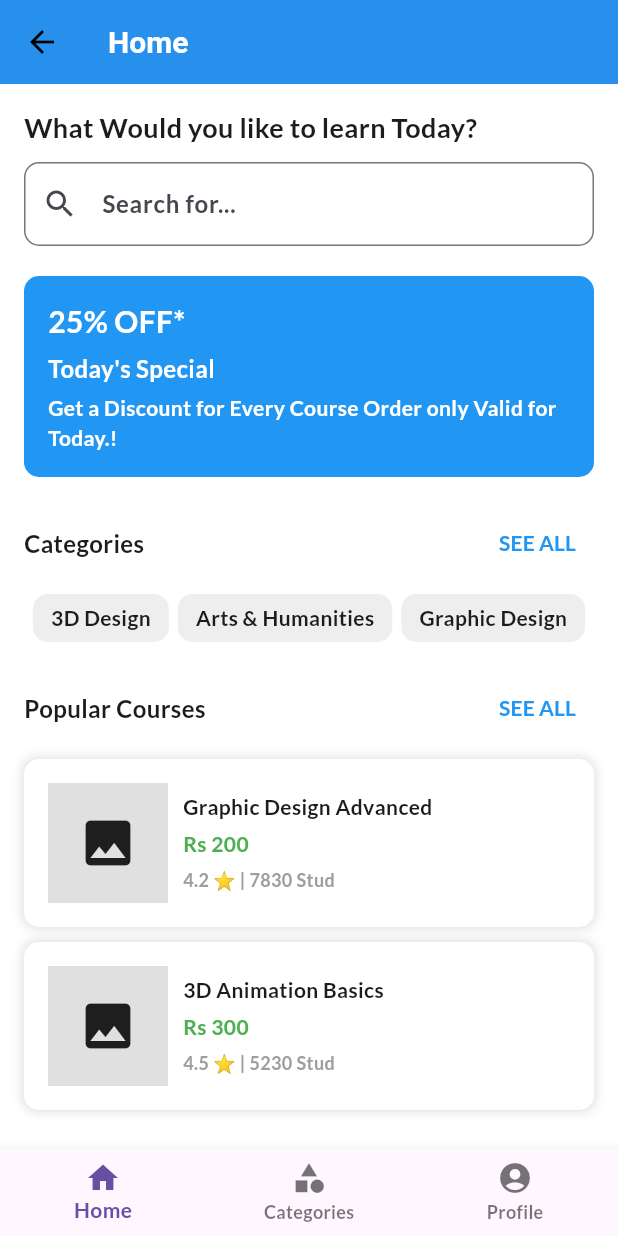
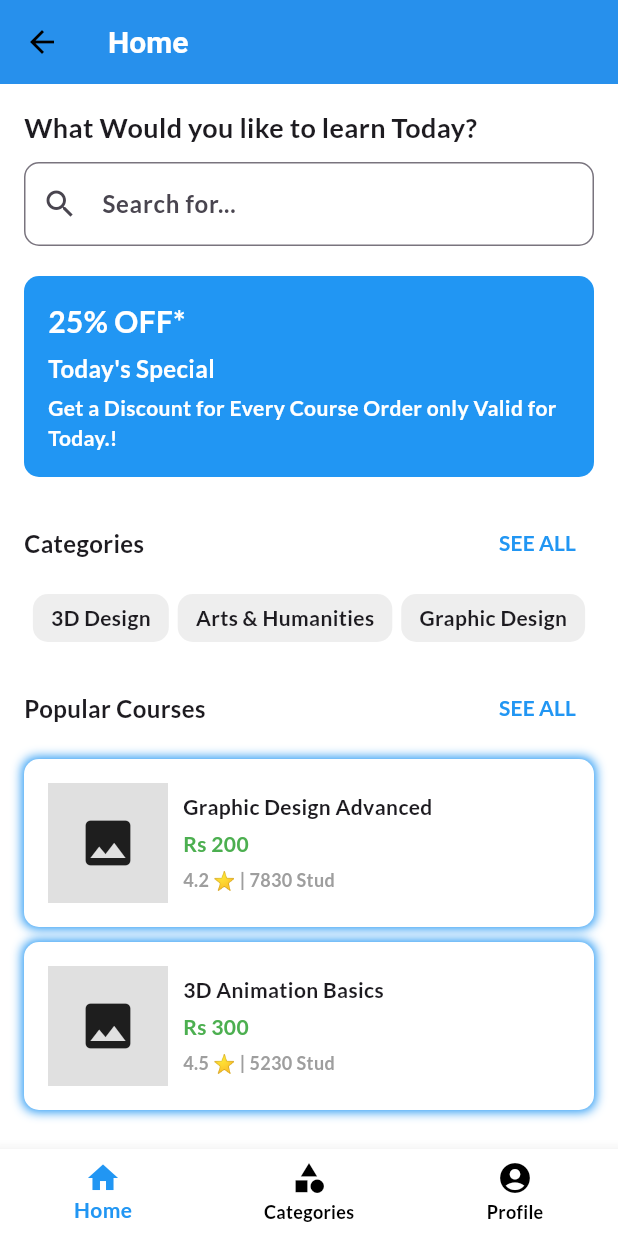
Before and after one commit to avishek100/wise_academy, a Flutter app: the DashboardPageView screen opened by its route, on a phone screen of 412 x 824 dp. Run offline on Flutter 3.47's test engine with Material 3 defaults, Android fonts, the light colour scheme and no system bars.

Commit message:
bottomnavigation completed

```diff
--- a/lib/view/dashboard_page_view.dart
+++ b/lib/view/dashboard_page_view.dart
@@ -34,8 +34,11 @@ class _DashboardPageViewState extends State<DashboardPageView> {
     return Scaffold(
       body: _pages[_selectedIndex],
       bottomNavigationBar: BottomNavigationBar(
-        currentIndex: _selectedIndex,
-        onTap: _onItemTapped,
+        backgroundColor: Colors.white,
+        currentIndex: _selectedIndex, // Highlight the selected item
+        onTap: _onItemTapped, // Handle item taps
+        selectedItemColor: Colors.blue, // Color for selected icon/text
+        unselectedItemColor: Colors.black, // Color for unselected icon/text
         items: const [
           BottomNavigationBarItem(
             icon: Icon(Icons.home),
--- a/lib/view/home_page.dart
+++ b/lib/view/home_page.dart
@@ -167,9 +167,9 @@ class _HomePageState extends State<HomePage> {
       padding: const EdgeInsets.all(16),
       decoration: BoxDecoration(
         color: Colors.white,
-        boxShadow: [
+        boxShadow: const [
           BoxShadow(
-            color: Colors.grey.shade300,
+            color: Colors.blue,
             blurRadius: 5,
             spreadRadius: 1,
           ),
--- a/lib/view/onboarding_page_view.dart
+++ b/lib/view/onboarding_page_view.dart
@@ -73,6 +73,8 @@ class _OnboardingPageState extends State<OnboardingPageView> {
                         },
                         child: const Text(
                           'Log In',
+                          style: TextStyle(
+                              fontWeight: FontWeight.bold, color: Colors.white),
                         ),
                       ),
                     ),
@@ -93,6 +95,8 @@ class _OnboardingPageState extends State<OnboardingPageView> {
                         },
                         child: const Text(
                           'Sign Up',
+                          style: TextStyle(
+                              fontWeight: FontWeight.bold, color: Colors.black),
                         ),
                       ),
                     ),
```
Also changed, not shown: lib/view/login_page_view.dart (+8 -2 lines).
